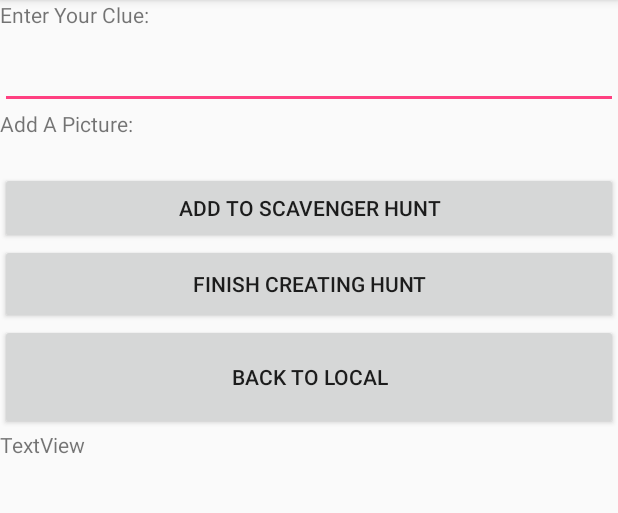
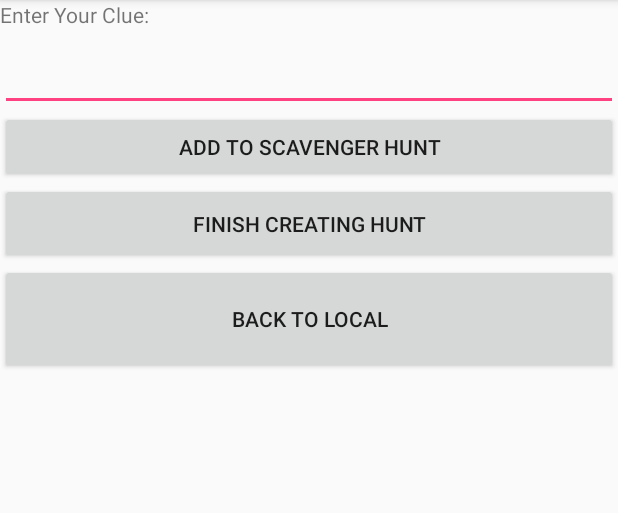
Before and after one commit to glynnja/TheHunt, an Android app: the Easy screen opened directly, with no data from a screen before it, on a phone screen of 412 x 824 dp, the part 84-597 px from its top. Run offline under Robolectric (Android 15) with nearby library versions, the phone set to English and light mode, and no system bars.

Commit message:
java style guide almost complete

```diff
--- a/app/src/main/java/com/example/jacksonglynn/thehunt3/Easy.java
+++ b/app/src/main/java/com/example/jacksonglynn/thehunt3/Easy.java
@@ -1,7 +1,5 @@
 package com.example.jacksonglynn.thehunt3;
 
-import android.app.Activity;
-import android.icu.text.DisplayContext;
 import android.os.Bundle;
 import android.text.method.ScrollingMovementMethod;
 import android.widget.ArrayAdapter;
@@ -11,11 +9,7 @@ import android.widget.TextView;
 import android.content.Intent;
 import android.view.View;
 import android.widget.Button;
-
-import java.io.Serializable;
-import java.util.AbstractList;
 import java.util.ArrayList;
-import java.util.List;
 
 /***************************************************************************************************
  *
@@ -25,25 +19,21 @@ import java.util.List;
  * @version (2/20/2017)
  **************************************************************************************************/
 public class Easy extends ScavengerHunt {
-   // ArrayAdapter<String> m_adapter;
- //  ArrayList<List> m_listItems = new ArrayList<List>();
+    /*Creates the ArrayList shown in the xml and declares it as a static variable*/
+   public static ArrayList<String> m_listItems = new ArrayList<String>();
 
-   public static ArrayList<String> m_listItems = new ArrayList<String>();
-  //  String m_listItems[];
-    //    public ArrayList<String> getM_listItems(){
-//        return m_listItems;
-//    }
-
-  //  ArrayList<String> clone = new ArrayList<>();
     /*Creates the buttons on the main screen */
     Button add, finish, back;
 
+    /*Creates the EditText shown in the xml*/
     EditText enter;
+
+    /*Creates the ListView shown in the xml*/
     ListView list;
 
     /*Creates the Text shown in the xml*/
-    private TextView clue, pic, test;
-    public String maybe;
+    private TextView clue;
+
 
     /***********************************************************************************************
      *Creates the look of the easy screen and tell the texts what to put in it. It also
@@ -58,13 +48,10 @@ public class Easy extends ScavengerHunt {
         //creates the text clue and links it to the correct text box in the xml
         clue = (TextView) findViewById(R.id.clue);
 
-        //creates the text pic and links it to the correct text box in the xml
-        pic = (TextView) findViewById(R.id.pic);
-        test = (TextView) findViewById(R.id.test);
-
+        //creates the editText and links it to the correct editText in the class
         enter = (EditText) findViewById(R.id.enter);
 
-
+        //creates the listView and links it to the correct listView in the class
         list = (ListView) findViewById(R.id.list);
 
         //creates the add button and links it to the correct button in the class
@@ -76,24 +63,15 @@ public class Easy extends ScavengerHunt {
         //creates the finish button and links it to the correct button in the class
         finish = (Button) findViewById(R.id.finish);
 
-       // m_adapter = new ArrayAdapter<String>(this, R.layout.easy_screen, m_listItems);
-       // list.setAdapter(m_adapter);
-        //final String input = enter.getText().toString();
-
+        //creates the list view and sets up how it looks and acts
         final ArrayAdapter<String> adpt = new ArrayAdapter<String>(this,
-               // android.R.layout.simple_expandable_list_item_1, m_listItems);
                 android.R.layout.simple_list_item_multiple_choice, m_listItems);
         list.setAdapter(adpt);
         list.setChoiceMode(ListView.CHOICE_MODE_MULTIPLE);
 
-
         //Tells the text box clue what to put into it.
         clue.setText("Enter Your Clue: ");
         clue.setMovementMethod(new ScrollingMovementMethod());
-
-        //Tells the text box pic what to put into it.
-        pic.setText("Add A Picture: ");
-        pic.setMovementMethod(new ScrollingMovementMethod());
 
 
         /*******************************************************************************************
@@ -110,24 +88,15 @@ public class Easy extends ScavengerHunt {
              **************************************************************************************/
             @Override
             public void onClick(View v) {
-                //m_listItems.add(enter.gettoString());
                 String ag = enter.getText().toString().trim();
+
                 if(ag.length() != 0){
                     m_listItems.add(ag);
                     enter.setText("");
                 }
-                //m_listItems.add(enter.getText().toString().trim());
-                //m_listItems.add(enter.toString());
+
                 adpt.setNotifyOnChange(true);
                 list.setAdapter(adpt);
-                test.setText(m_listItems.toString());
-                test.setMovementMethod(new ScrollingMovementMethod());
-                //clone.add(enter.getText().toString());
-//                Intent intent = new Intent (m_listItems.add(enter.getText().toString()));
-              //  m_listItems.add(new String(input));
-              //  m_adapter.notifyDataSetChanged();
-               // Intent intent = new Intent(getApplicationContext(), Camera.class);
-               // startActivity(intent);
             }
         });
 
@@ -136,13 +105,6 @@ public class Easy extends ScavengerHunt {
          * Creates the button listener for finish. This tells the buttons what to do when it is
          * clicked.
          ******************************************************************************************/
-//        list.setOnClickListener(new View.OnClickListener(){
-//        @Override
-//            public void onClick(View v){
-//
-//        }
-//        });
-
         finish.setOnClickListener(new View.OnClickListener() {
 
 
@@ -153,17 +115,8 @@ public class Easy extends ScavengerHunt {
              **************************************************************************************/
             @Override
             public void onClick(View v) {
-              //  m_listItems.addAll(clone);
-                //ArrayList<String> clone = new ArrayList<>();
-                //clone.addAll(m_listItems);
-               // savedInstanceState.getStringArrayList(m_listItems.toString());
-               // list.setText(getIntent().getStringExtra("m_listItems"));
                 Intent intent = new Intent(getApplicationContext(), FinishedEasy.class);
                 intent.putExtra("list", m_listItems);
-//                for(int i =0; i < m_listItems.size();i++) {
-//                    intent.putExtra(m_listItems.set(i, m_listItems.toString()), m_listItems);
-//                }
-               // Intent intent = new Intent(getApplicationContext(), FinishedEasy.class);
                 startActivity(intent);
                 finish();
             }
--- a/app/src/main/res/layout/easy_screen.xml
+++ b/app/src/main/res/layout/easy_screen.xml
@@ -22,13 +22,6 @@
         android:id="@+id/enter"
         tools:text="Enter here" />
 
-    <TextView
-        android:text="TextView"
-        android:layout_width="match_parent"
-        android:layout_height="wrap_content"
-        android:id="@+id/pic"
-        android:layout_weight="0.08" />
-
     <Button
         android:text="Add to Scavenger Hunt"
         android:layout_width="match_parent"
@@ -49,13 +42,6 @@
         android:id="@+id/back"
         android:layout_weight="0.08" />
 
-    <TextView
-        android:text="TextView"
-        android:layout_width="match_parent"
-        android:layout_height="wrap_content"
-        android:id="@+id/test"
-        android:layout_weight="0.03" />
-
     <ListView
         android:layout_width="match_parent"
         android:layout_height="235dp"
```
Also changed, not shown: app/src/main/java/com/example/jacksonglynn/thehunt3/FinishedEasy.java (+20 -119 lines), app/src/main/res/layout/easy_hunt.xml (+0 -12 lines).
